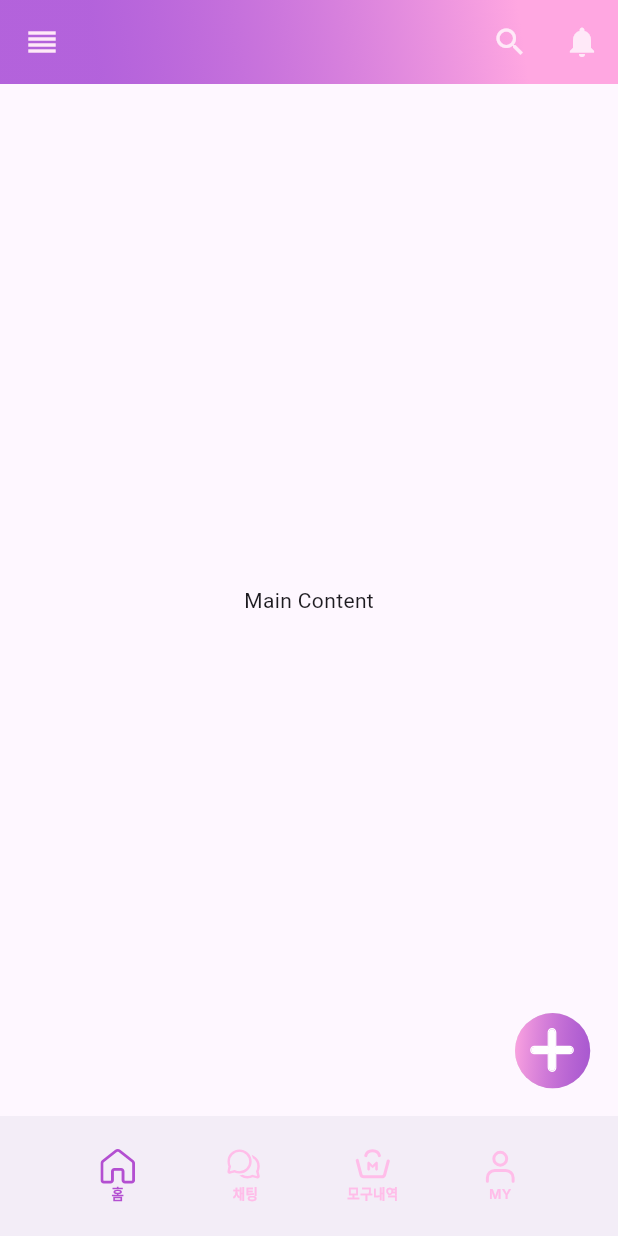
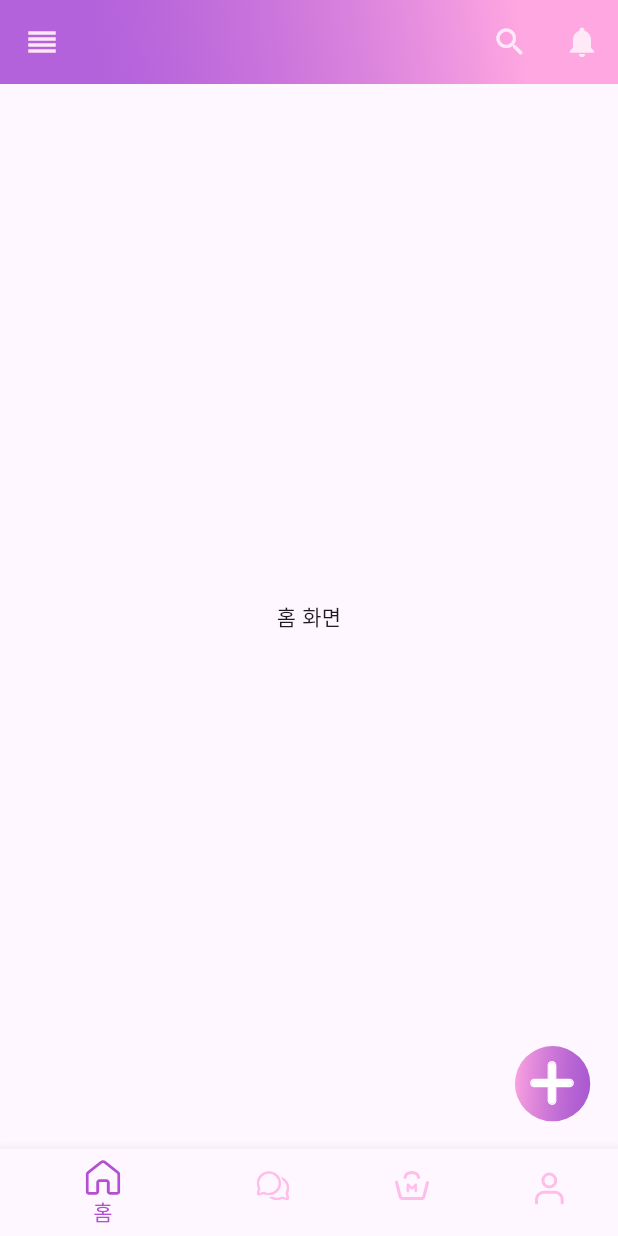
Before and after one commit to RINAHEO/Mogu-Modu_Gumae_front, a Flutter app: the screen it shows after launch, on a phone screen of 412 x 824 dp. Run offline on Flutter 3.47's test engine with Material 3 defaults, Android fonts, the light colour scheme and no system bars; our stand-ins replace file_picker, flutter_svg, geolocator, google_mobile_ads, permission_handler; missing offline and left inert: flutter_naver_map; network calls fail; Roboto replaces fonts that are missing (Inter).

```diff
--- a/lib/user/home/home_page.dart
+++ b/lib/user/home/home_page.dart
@@ -8,6 +8,217 @@ import 'package:mogu_app/user/chat/chat_list_page.dart'; // 채팅 페이지 임
 import 'package:mogu_app/user/history/history_list_page.dart'; // 모구내역 페이지 임포트
 import 'package:mogu_app/user/mypage/myPage_page.dart'; // MY 페이지 임포트
 
+// class HomePage extends StatefulWidget {
+//   const HomePage({super.key});
+//
+//   @override
+//   _HomePageState createState() => _HomePageState();
+// }
+//
+// class _HomePageState extends State<HomePage> {
+//   BannerAd? _bannerAd;
+//   bool _isAdLoaded = false;
+//   int _selectedIndex = 0;
+//
+//   @override
+//   void initState() {
+//     super.initState();
+//     _loadBannerAd();
+//   }
+//
+//   void _loadBannerAd() {
+//     _bannerAd = BannerAd(
+//       // adUnitId: 'ca-app-pub-8290073486354091/8638791624', // 실제 광고
+//       adUnitId: 'ca-app-pub-3940256099942544/9214589741', // 배너 광고 테스트 ID
+//       size: AdSize.banner,
+//       request: AdRequest(),
+//       listener: BannerAdListener(
+//         onAdLoaded: (ad) {
+//           setState(() {
+//             _isAdLoaded = true;
+//           });
+//         },
+//         onAdFailedToLoad: (ad, error) {
+//           print('Failed to load a banner ad: $error');
+//           ad.dispose();
+//         },
+//       ),
+//     );
+//
+//     _bannerAd!.load();
+//   }
+//
+//   @override
+//   void dispose() {
+//     _bannerAd?.dispose();
+//     super.dispose();
+//   }
+//
+//   Widget _getIcon(int index, String selectedIconPath, String unselectedIconPath) {
+//     return SvgPicture.asset(
+//       _selectedIndex == index ? selectedIconPath : unselectedIconPath,
+//       width: 24,
+//       height: 24,
+//       fit: BoxFit.contain,
+//     );
+//   }
+//
+//   void _onNavItemTapped(int index) {
+//     setState(() {
+//       _selectedIndex = index;
+//     });
+//
+//     // 네비게이션 로직
+//     switch (index) {
+//       case 0:
+//       // 홈 화면 (현재 화면이므로 아무것도 하지 않음)
+//         break;
+//       case 1:
+//       // 채팅 페이지로 이동
+//         Navigator.push(
+//           context,
+//           MaterialPageRoute(builder: (context) => ChatListPage()),
+//         );
+//         break;
+//       case 2:
+//       // 모구내역 페이지로 이동
+//         Navigator.push(
+//           context,
+//           MaterialPageRoute(builder: (context) => HistoryListPage()),
+//         );
+//         break;
+//       case 3:
+//       // MY 페이지로 이동
+//         Navigator.push(
+//           context,
+//           MaterialPageRoute(builder: (context) => MypagePage()),
+//         );
+//         break;
+//     }
+//   }
+//
+//   @override
+//   Widget build(BuildContext context) {
+//     return Scaffold(
+//       appBar: AppBar(
+//         leading: IconButton(
+//           icon: Icon(Icons.reorder),
+//           color: Color(0xFFFFE9F8),
+//           onPressed: () {
+//             // 이 버튼을 눌렀을 때 실행될 동작을 정의하세요.
+//           },
+//         ),
+//         flexibleSpace: Container(
+//           decoration: BoxDecoration(
+//             gradient: LinearGradient(
+//               begin: Alignment(0.68, -0.73),
+//               end: Alignment(-0.68, 0.73),
+//               colors: [Color(0xFFFFA7E1), Color(0xB29322CC)],
+//             ),
+//           ),
+//         ),
+//         actions: [
+//           IconButton(
+//             icon: Icon(Icons.search),
+//             color: Color(0xFFFFE9F8),
+//             onPressed: () {
+//               // 이 버튼을 눌렀을 때 실행될 동작을 정의하세요.
+//             },
+//           ),
+//           IconButton(
+//             icon: Icon(Icons.notifications),
+//             color: Color(0xFFFFE9F8),
+//             onPressed: () {
+//               // 이 버튼을 눌렀을 때 실행될 동작을 정의하세요.
+//             },
+//           ),
+//         ],
+//       ),
+//       body: Column(
+//         children: <Widget>[
+//           if (_isAdLoaded)
+//             Container(
+//               alignment: Alignment.center,
+//               child: AdWidget(ad: _bannerAd!),
+//               width: _bannerAd!.size.width.toDouble(),
+//               height: _bannerAd!.size.height.toDouble(),
+//             ),
+//           Expanded(
+//             child: Center(
+//               child: Text('Main Content'),
+//             ),
+//           ),
+//         ],
+//       ),
+//       bottomNavigationBar: BottomAppBar(
+//         child: Container(
+//           padding: const EdgeInsets.symmetric(horizontal: 20),
+//           height: 64,
+//           child: Row(
+//             mainAxisAlignment: MainAxisAlignment.spaceBetween,
+//             children: [
+//               _buildNavItem(0, '홈', "assets/icons/selected_home.svg", "assets/icons/unselected_home.svg"),
+//               _buildNavItem(1, '채팅', "assets/icons/selected_chat.svg", "assets/icons/unselected_chat.svg"),
+//               _buildNavItem(2, '모구내역', "assets/icons/selected_history.svg", "assets/icons/unselected_history.svg"),
+//               _buildNavItem(3, 'MY', "assets/icons/selected_my_page.svg", "assets/icons/unselected_my_page.svg"),
+//             ],
+//           ),
+//         ),
+//       ),
+//       floatingActionButton: ClipOval(
+//         child: Material(
+//           child: InkWell(
+//             splashColor: Colors.white.withOpacity(0.3), // 물결 효과 색상
+//             onTap: () {
+//               Navigator.push(
+//                 context,
+//                 MaterialPageRoute(builder: (context) => PostCreatePage()), // PostCreatePage로 이동
+//               );
+//             },
+//             child: SizedBox(
+//               width: 56,
+//               height: 56,
+//               child: Center(
+//                 child: SvgPicture.asset(
+//                   "assets/icons/post_create_button.svg",
+//                   width: 56,
+//                   height: 56,
+//                   fit: BoxFit.contain,
+//                   alignment: Alignment.bottomRight,
+//                 ),
+//               ),
+//             ),
+//           ),
+//         ),
+//       ),
+//     );
+//   }
+//
+//   Widget _buildNavItem(int index, String label, String selectedIconPath, String unselectedIconPath) {
+//     return Expanded(
+//       child: GestureDetector(
+//         onTap: () => _onNavItemTapped(index), // 해당 버튼이 선택되었음을 표시하고 페이지로 이동
+//         child: Column(
+//           mainAxisAlignment: MainAxisAlignment.center,
+//           children: [
+//             _getIcon(index, selectedIconPath, unselectedIconPath),
+//             Text(
+//               label,
+//               style: TextStyle(
+//                 color: _selectedIndex == index ? Color(0xFFB34FD1) : Color(0xFFFFBDE9),
+//                 fontSize: 9,
+//                 fontFamily: 'Inter',
+//                 fontWeight: FontWeight.w600,
+//               ),
+//             ),
+//           ],
+//         ),
+//       ),
+//     );
+//   }
+// }
+
+//todo:ui 비교해서 선택하기
 class HomePage extends StatefulWidget {
   const HomePage({super.key});
 
@@ -28,7 +239,6 @@ class _HomePageState extends State<HomePage> {
 
   void _loadBannerAd() {
     _bannerAd = BannerAd(
-      // adUnitId: 'ca-app-pub-8290073486354091/8638791624', // 실제 광고
       adUnitId: 'ca-app-pub-3940256099942544/9214589741', // 배너 광고 테스트 ID
       size: AdSize.banner,
       request: AdRequest(),
@@ -54,60 +264,34 @@ class _HomePageState extends State<HomePage> {
     super.dispose();
   }
 
-  Widget _getIcon(int index, String selectedIconPath, String unselectedIconPath) {
-    return SvgPicture.asset(
-      _selectedIndex == index ? selectedIconPath : unselectedIconPath,
-      width: 24,
-      height: 24,
-      fit: BoxFit.contain,
-    );
-  }
-
-  void _onNavItemTapped(int index) {
+  void _onItemTapped(int index) {
     setState(() {
       _selectedIndex = index;
     });
+  }
 
-    // 네비게이션 로직
-    switch (index) {
-      case 0:
-      // 홈 화면 (현재 화면이므로 아무것도 하지 않음)
-        break;
-      case 1:
-      // 채팅 페이지로 이동
-        Navigator.push(
-          context,
-          MaterialPageRoute(builder: (context) => ChatListPage()),
-        );
-        break;
-      case 2:
-      // 모구내역 페이지로 이동
-        Navigator.push(
-          context,
-          MaterialPageRoute(builder: (context) => HistoryListPage()),
-        );
-        break;
-      case 3:
-      // MY 페이지로 이동
-        Navigator.push(
-          context,
-          MaterialPageRoute(builder: (context) => MypagePage()),
-        );
-        break;
-    }
-  }
+  // 각 탭에서 표시할 위젯들을 정의
+  static final List<Widget> _widgetOptions = <Widget>[
+    Center(child: Text('홈 화면')),
+    Center(child: Text('채팅 화면')),
+    Center(child: Text('모구내역 화면')),
+    Center(child: Text('MY 화면')),
+  ];
 
   @override
   Widget build(BuildContext context) {
     return Scaffold(
       appBar: AppBar(
-        leading: IconButton(
+        // title: Text(['홈', '채팅', '모구내역', 'MY'][_selectedIndex]),
+        leading: _selectedIndex == 0
+            ? IconButton(
           icon: Icon(Icons.reorder),
           color: Color(0xFFFFE9F8),
           onPressed: () {
-            // 이 버튼을 눌렀을 때 실행될 동작을 정의하세요.
+            // 리오더 아이콘을 눌렀을 때 실행될 동작을 정의하세요.
           },
-        ),
+        )
+            : null, // 홈 화면이 아니면 leading을 null로 설정
         flexibleSpace: Container(
           decoration: BoxDecoration(
             gradient: LinearGradient(
@@ -118,18 +302,19 @@ class _HomePageState extends State<HomePage> {
           ),
         ),
         actions: [
+          if (_selectedIndex == 0)
             IconButton(
               icon: Icon(Icons.search),
               color: Color(0xFFFFE9F8),
               onPressed: () {
-              // 이 버튼을 눌렀을 때 실행될 동작을 정의하세요.
+                // 검색 버튼을 눌렀을 때 실행될 동작을 정의하세요.
               },
             ),
           IconButton(
             icon: Icon(Icons.notifications),
             color: Color(0xFFFFE9F8),
             onPressed: () {
-              // 이 버튼을 눌렀을 때 실행될 동작을 정의하세요.
+              // 알림 버튼을 눌렀을 때 실행될 동작을 정의하세요.
             },
           ),
         ],
@@ -144,26 +329,61 @@ class _HomePageState extends State<HomePage> {
               height: _bannerAd!.size.height.toDouble(),
             ),
           Expanded(
-            child: Center(
-              child: Text('Main Content'),
-            ),
+            child: _widgetOptions[_selectedIndex], // 선택된 탭에 따라 다른 화면을 보여줌
           ),
         ],
       ),
-      bottomNavigationBar: BottomAppBar(
-        child: Container(
-          padding: const EdgeInsets.symmetric(horizontal: 20),
-          height: 64,
-          child: Row(
-            mainAxisAlignment: MainAxisAlignment.spaceBetween,
-            children: [
-              _buildNavItem(0, '홈', "assets/icons/selected_home.svg", "assets/icons/unselected_home.svg"),
-              _buildNavItem(1, '채팅', "assets/icons/selected_chat.svg", "assets/icons/unselected_chat.svg"),
-              _buildNavItem(2, '모구내역', "assets/icons/selected_history.svg", "assets/icons/unselected_history.svg"),
-              _buildNavItem(3, 'MY', "assets/icons/selected_my_page.svg", "assets/icons/unselected_my_page.svg"),
+      bottomNavigationBar: BottomNavigationBar(
+        items: [
+          BottomNavigationBarItem(
+            icon: SvgPicture.asset(
+              _selectedIndex == 0
+                  ? "assets/icons/selected_home.svg"
+                  : "assets/icons/unselected_home.svg",
+              width: 24,
+              height: 24,
+              fit: BoxFit.contain,
+            ),
+            label: '홈',
+          ),
+          BottomNavigationBarItem(
+            icon: SvgPicture.asset(
+              _selectedIndex == 1
+                  ? "assets/icons/selected_chat.svg"
+                  : "assets/icons/unselected_chat.svg",
+              width: 24,
+              height: 24,
+              fit: BoxFit.contain,
+            ),
+            label: '채팅',
+          ),
+          BottomNavigationBarItem(
+            icon: SvgPicture.asset(
+              _selectedIndex == 2
+                  ? "assets/icons/selected_history.svg"
+                  : "assets/icons/unselected_history.svg",
+              width: 24,
+              height: 24,
+              fit: BoxFit.contain,
+            ),
+            label: '모구내역',
+          ),
+          BottomNavigationBarItem(
+            icon: SvgPicture.asset(
+              _selectedIndex == 3
+                  ? "assets/icons/selected_my_page.svg"
+                  : "assets/icons/unselected_my_page.svg",
+              width: 24,
+              height: 24,
+              fit: BoxFit.contain,
+            ),
+            label: 'MY',
+          ),
         ],
-          ),
-        ),
+        currentIndex: _selectedIndex,
+        selectedItemColor: Color(0xFFB34FD1),
+        unselectedItemColor: Color(0xFFFFBDE9),
+        onTap: _onItemTapped,
       ),
       floatingActionButton: ClipOval(
         child: Material(
@@ -193,220 +413,4 @@ class _HomePageState extends State<HomePage> {
       ),
     );
   }
-
-  Widget _buildNavItem(int index, String label, String selectedIconPath, String unselectedIconPath) {
-    return Expanded(
-      child: GestureDetector(
-        onTap: () => _onNavItemTapped(index), // 해당 버튼이 선택되었음을 표시하고 페이지로 이동
-        child: Column(
-          mainAxisAlignment: MainAxisAlignment.center,
-          children: [
-            _getIcon(index, selectedIconPath, unselectedIconPath),
-            Text(
-              label,
-              style: TextStyle(
-                color: _selectedIndex == index ? Color(0xFFB34FD1) : Color(0xFFFFBDE9),
-                fontSize: 9,
-                fontFamily: 'Inter',
-                fontWeight: FontWeight.w600,
-              ),
-            ),
-          ],
-        ),
-      ),
-    );
 }
-}
-
-//todo:ui 비교해서 선택하기
-// import 'package:flutter/material.dart';
-// import 'package:flutter_svg/svg.dart';
-// import 'package:google_mobile_ads/google_mobile_ads.dart';
-// import 'package:mogu_app/user/home/post/post_create_page.dart';
-//
-// class HomePage extends StatefulWidget {
-//   const HomePage({super.key});
-//
-//   @override
-//   _HomePageState createState() => _HomePageState();
-// }
-//
-// class _HomePageState extends State<HomePage> {
-//   BannerAd? _bannerAd;
-//   bool _isAdLoaded = false;
-//   int _selectedIndex = 0;
-//
-//   @override
-//   void initState() {
-//     super.initState();
-//     _loadBannerAd();
-//   }
-//
-//   void _loadBannerAd() {
-//     _bannerAd = BannerAd(
-//       adUnitId: 'ca-app-pub-3940256099942544/9214589741', // 배너 광고 테스트 ID
-//       size: AdSize.banner,
-//       request: AdRequest(),
-//       listener: BannerAdListener(
-//         onAdLoaded: (ad) {
-//           setState(() {
-//             _isAdLoaded = true;
-//           });
-//         },
-//         onAdFailedToLoad: (ad, error) {
-//           print('Failed to load a banner ad: $error');
-//           ad.dispose();
-//         },
-//       ),
-//     );
-//
-//     _bannerAd!.load();
-//   }
-//
-//   @override
-//   void dispose() {
-//     _bannerAd?.dispose();
-//     super.dispose();
-//   }
-//
-//   void _onItemTapped(int index) {
-//     setState(() {
-//       _selectedIndex = index;
-//     });
-//   }
-//
-//   // 각 탭에서 표시할 위젯들을 정의
-//   static final List<Widget> _widgetOptions = <Widget>[
-//     Center(child: Text('홈 화면')),
-//     Center(child: Text('채팅 화면')),
-//     Center(child: Text('모구내역 화면')),
-//     Center(child: Text('MY 화면')),
-//   ];
-//
-//   @override
-//   Widget build(BuildContext context) {
-//     return Scaffold(
-//       appBar: AppBar(
-//         title: Text(['홈', '채팅', '모구내역', 'MY'][_selectedIndex]),
-//         flexibleSpace: Container(
-//           decoration: BoxDecoration(
-//             gradient: LinearGradient(
-//               begin: Alignment(0.68, -0.73),
-//               end: Alignment(-0.68, 0.73),
-//               colors: [Color(0xFFFFA7E1), Color(0xB29322CC)],
-//             ),
-//           ),
-//         ),
-//         actions: [
-//           if (_selectedIndex == 1) // 채팅 화면일 때만 검색 버튼을 표시
-//             IconButton(
-//               icon: Icon(Icons.search),
-//               color: Color(0xFFFFE9F8),
-//               onPressed: () {
-//                 // 검색 버튼을 눌렀을 때 실행될 동작을 정의하세요.
-//               },
-//             ),
-//           IconButton(
-//             icon: Icon(Icons.notifications),
-//             color: Color(0xFFFFE9F8),
-//             onPressed: () {
-//               // 알림 버튼을 눌렀을 때 실행될 동작을 정의하세요.
-//             },
-//           ),
-//         ],
-//       ),
-//       body: Column(
-//         children: <Widget>[
-//           if (_isAdLoaded)
-//             Container(
-//               alignment: Alignment.center,
-//               child: AdWidget(ad: _bannerAd!),
-//               width: _bannerAd!.size.width.toDouble(),
-//               height: _bannerAd!.size.height.toDouble(),
-//             ),
-//           Expanded(
-//             child: _widgetOptions[_selectedIndex], // 선택된 탭에 따라 다른 화면을 보여줌
-//           ),
-//         ],
-//       ),
-//       bottomNavigationBar: BottomNavigationBar(
-//         items: [
-//           BottomNavigationBarItem(
-//             icon: SvgPicture.asset(
-//               _selectedIndex == 0
-//                   ? "assets/icons/selected_home.svg"
-//                   : "assets/icons/unselected_home.svg",
-//               width: 24,
-//               height: 24,
-//               fit: BoxFit.contain,
-//             ),
-//             label: '홈',
-//           ),
-//           BottomNavigationBarItem(
-//             icon: SvgPicture.asset(
-//               _selectedIndex == 1
-//                   ? "assets/icons/selected_chat.svg"
-//                   : "assets/icons/unselected_chat.svg",
-//               width: 24,
-//               height: 24,
-//               fit: BoxFit.contain,
-//             ),
-//             label: '채팅',
-//           ),
-//           BottomNavigationBarItem(
-//             icon: SvgPicture.asset(
-//               _selectedIndex == 2
-//                   ? "assets/icons/selected_history.svg"
-//                   : "assets/icons/unselected_history.svg",
-//               width: 24,
-//               height: 24,
-//               fit: BoxFit.contain,
-//             ),
-//             label: '모구내역',
-//           ),
-//           BottomNavigationBarItem(
-//             icon: SvgPicture.asset(
-//               _selectedIndex == 3
-//                   ? "assets/icons/selected_my_page.svg"
-//                   : "assets/icons/unselected_my_page.svg",
-//               width: 24,
-//               height: 24,
-//               fit: BoxFit.contain,
-//             ),
-//             label: 'MY',
-//           ),
-//         ],
-//         currentIndex: _selectedIndex,
-//         selectedItemColor: Color(0xFFB34FD1),
-//         unselectedItemColor: Color(0xFFFFBDE9),
-//         onTap: _onItemTapped,
-//       ),
-//       floatingActionButton: ClipOval(
-//         child: Material(
-//           child: InkWell(
-//             splashColor: Colors.white.withOpacity(0.3), // 물결 효과 색상
-//             onTap: () {
-//               Navigator.push(
-//                 context,
-//                 MaterialPageRoute(builder: (context) => PostCreatePage()), // PostCreatePage로 이동
-//               );
-//             },
-//             child: SizedBox(
-//               width: 56,
-//               height: 56,
-//               child: Center(
-//                 child: SvgPicture.asset(
-//                   "assets/icons/post_create_button.svg",
-//                   width: 56,
-//                   height: 56,
-//                   fit: BoxFit.contain,
-//                   alignment: Alignment.bottomRight,
-//                 ),
-//               ),
-//             ),
-//           ),
-//         ),
-//       ),
-//     );
-//   }
-// }
```
Also changed, not shown: lib/user/home/post/post_create_page.dart (+59 -14 lines). Lines whose indentation alone changed are shown as unchanged.
